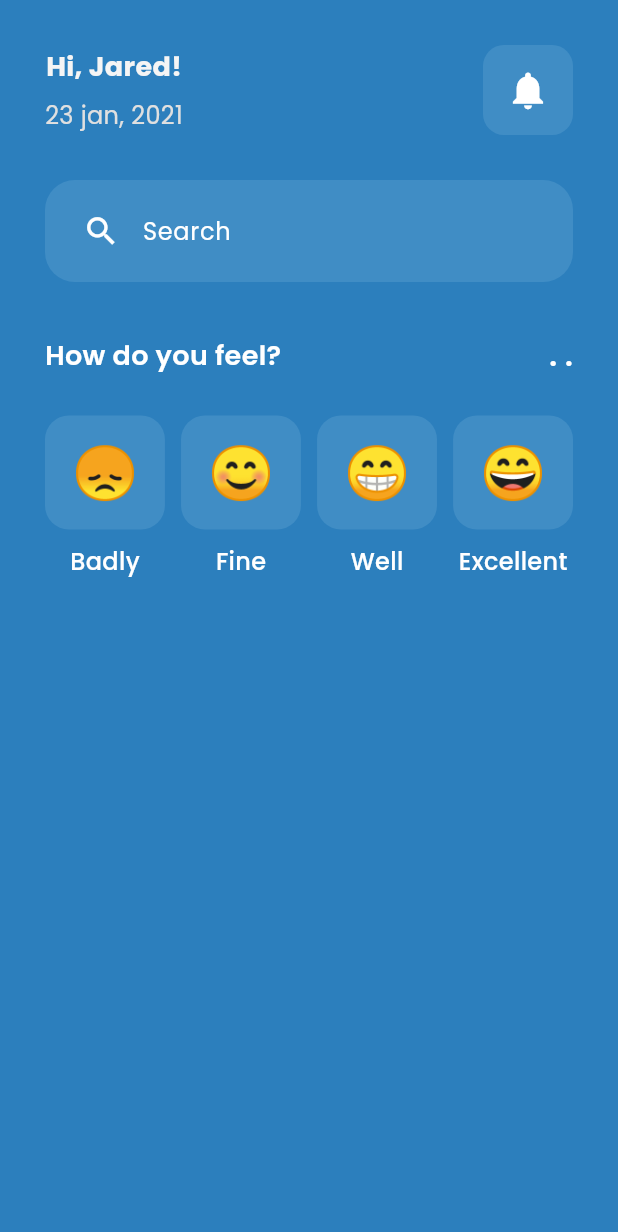
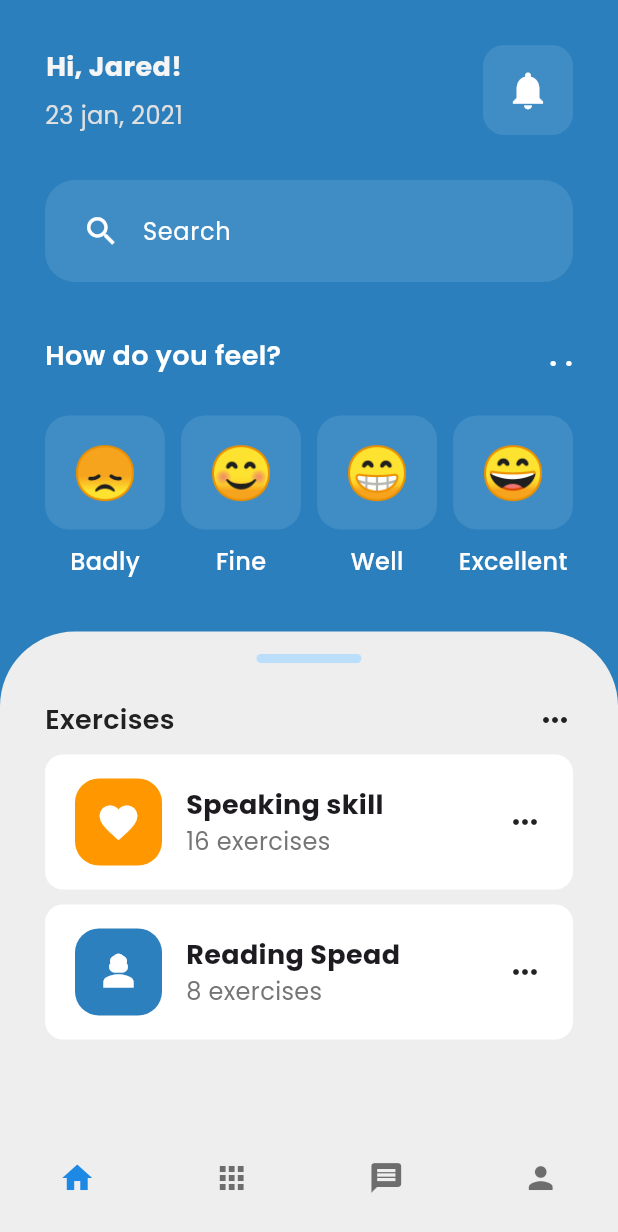
Before and after one commit to gracebir/fl_clone_mentalhealth_app, a Flutter app: the screen it shows after launch, on a phone screen of 412 x 824 dp. Shown: the top 1232 px of the screen. Run offline on Flutter 3.47's test engine with Material 3 defaults, Android fonts, the light colour scheme and no system bars.

Commit message:
exercises sections

```diff
--- a/lib/pages/home.dart
+++ b/lib/pages/home.dart
@@ -1,4 +1,6 @@
+import 'package:fl_clone_mentalhealth_app/components/bottom_nav.dart';
 import 'package:fl_clone_mentalhealth_app/components/emotion_section.dart';
+import 'package:fl_clone_mentalhealth_app/components/exercise_tile.dart';
 import 'package:fl_clone_mentalhealth_app/components/header_section.dart';
 import 'package:fl_clone_mentalhealth_app/components/search_section.dart';
 import 'package:flutter/material.dart';
@@ -13,17 +15,94 @@ class HomePage extends StatefulWidget {
 class _HomePageState extends State<HomePage> {
   @override
   Widget build(BuildContext context) {
-    return const SafeArea(
+    return SafeArea(
         child: Scaffold(
-      backgroundColor: Color(0xff2C7FBD),
+      bottomNavigationBar: const BottomNav(),
+      backgroundColor: const Color(0xff2C7FBD),
       body: Column(
         children: [
-          HeaderSection(),
-          SearchSection(),
-          SizedBox(
+          const HeaderSection(),
+          const SearchSection(),
+          const SizedBox(
             height: 25,
           ),
-          EmotionSection()
+          const EmotionSection(),
+          const SizedBox(
+            height: 25,
+          ),
+          Expanded(
+              child: Container(
+            decoration: BoxDecoration(
+                color: Colors.grey.shade200,
+                borderRadius: const BorderRadius.only(
+                    topLeft: Radius.circular(50),
+                    topRight: Radius.circular(50))),
+            child: Column(
+              children: [
+                Row(
+                  mainAxisAlignment: MainAxisAlignment.center,
+                  children: [
+                    Container(
+                      width: 70,
+                      margin: const EdgeInsets.only(top: 15),
+                      padding: const EdgeInsets.symmetric(vertical: 3),
+                      decoration: BoxDecoration(
+                          color: Colors.blue.shade100,
+                          borderRadius: BorderRadius.circular(12)),
+                    ),
+                  ],
+                ),
+                const SizedBox(
+                  height: 25,
+                ),
+                Container(
+                  padding: const EdgeInsets.symmetric(
+                    horizontal: 30,
+                  ),
+                  child: Row(
+                    mainAxisAlignment: MainAxisAlignment.spaceBetween,
+                    children: [
+                      Text(
+                        "Exercises",
+                        style: TextStyle(
+                            color: Colors.grey.shade900,
+                            fontSize: 18,
+                            fontWeight: FontWeight.w600),
+                      ),
+                      Icon(
+                        Icons.more_horiz,
+                        color: Colors.grey.shade900,
+                      )
+                    ],
+                  ),
+                ),
+                const SizedBox(
+                  height: 10,
+                ),
+                Expanded(
+                  child: ListView(
+                    children: [
+                      ExerciseTile(
+                        icon: Icons.favorite,
+                        color: Colors.orange,
+                        exercise: "Speaking skill",
+                        numberOfExercise: "16 exercises",
+                      ),
+                      const SizedBox(
+                        height: 10,
+                      ),
+                      ExerciseTile(
+                        icon: Icons.person_3,
+                        color: const Color(0xff2D80BE),
+                        exercise: "Reading Spead",
+                        numberOfExercise: "8 exercises",
+                      ),
+                    ],
+                  ),
+                )
+              ],
+            ),
+          ))
         ],
       ),
     ));
```
